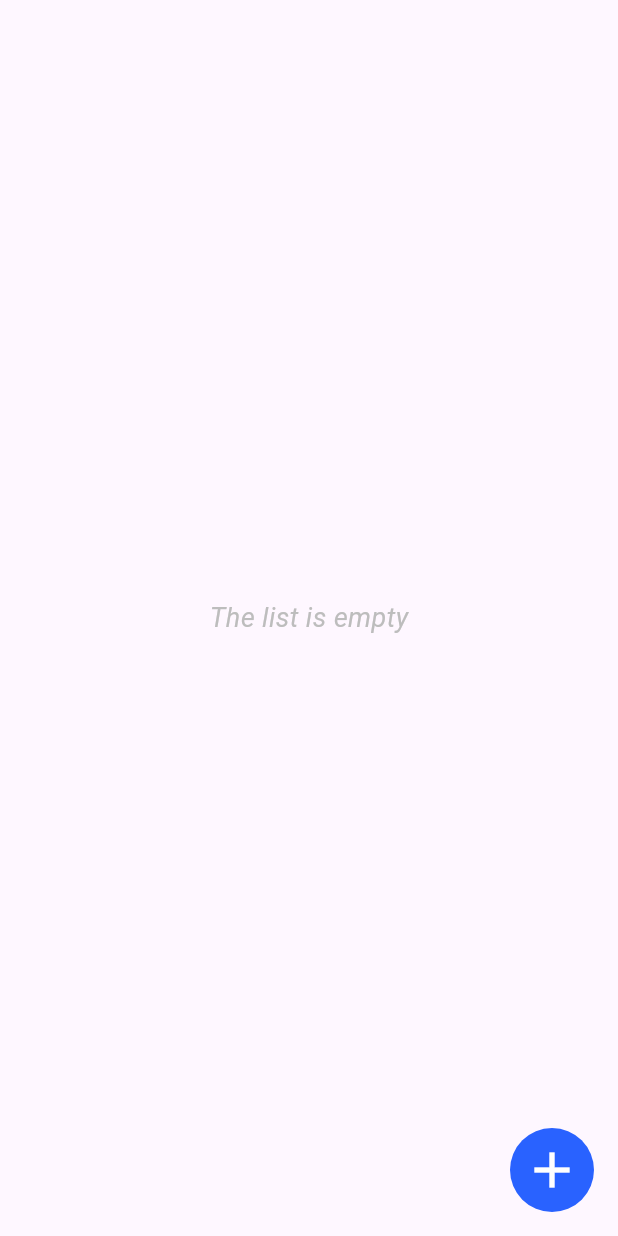
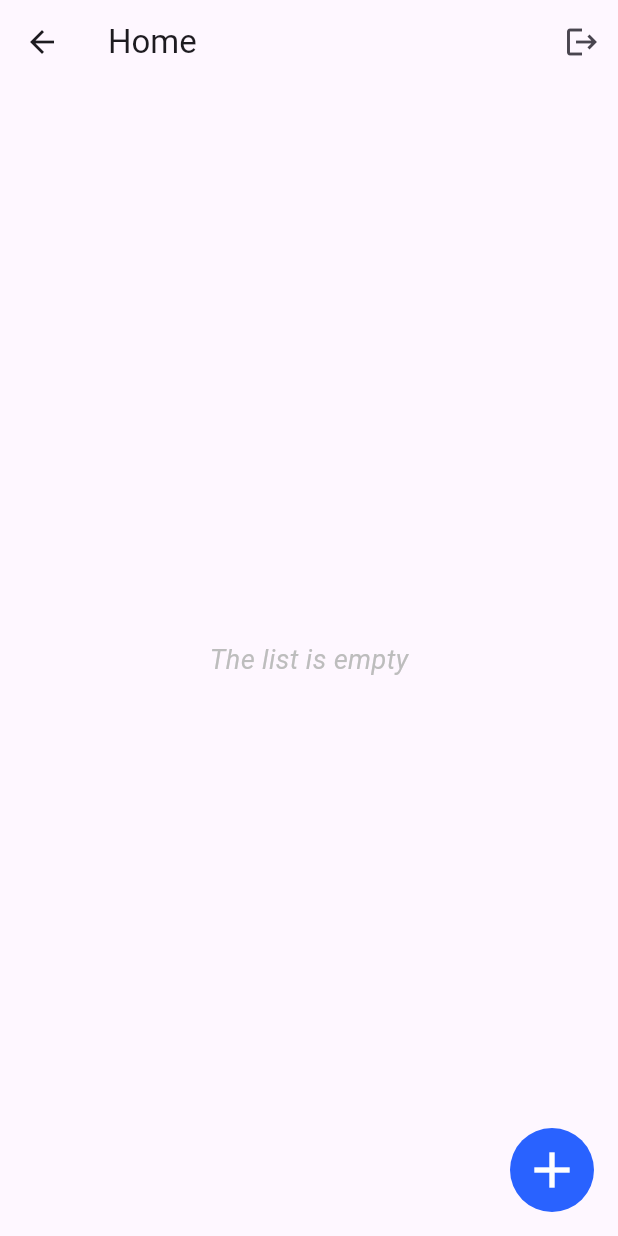
Before and after one commit to ifebles/supabase_feed, a Flutter app: the Home screen opened by its route, on a phone screen of 412 x 824 dp. Run offline on Flutter 3.47's test engine with Material 3 defaults, Android fonts, the phone set to English and light mode, and no system bars; our stand-ins replace image_picker, supabase_flutter; accounts and stored records are empty.

Commit message:
Adding logout button to home screen

```diff
--- a/lib/pages/home.dart
+++ b/lib/pages/home.dart
@@ -24,6 +24,7 @@ class _HomeState extends State<Home> {
       stream: _activityStream,
       builder: (context, snapshot) {
         if (!snapshot.hasData) {
+          // This works even for the logout
           return Center(
             child: CircularProgressIndicator(
               color: Colors.blueAccent[700],
@@ -55,6 +56,20 @@ class _HomeState extends State<Home> {
     );
 
     return Scaffold(
+      appBar: AppBar(
+        title: const Text('Home'),
+        actions: [
+          IconButton(
+            onPressed: () async {
+              await client.auth.signOut();
+
+              if (!context.mounted) return;
+              Navigator.pushReplacementNamed(context, '/login');
+            },
+            icon: const Icon(Icons.logout),
+          ),
+        ],
+      ),
       body: SafeArea(child: body),
       floatingActionButton: IconButton(
         onPressed: () {
```
